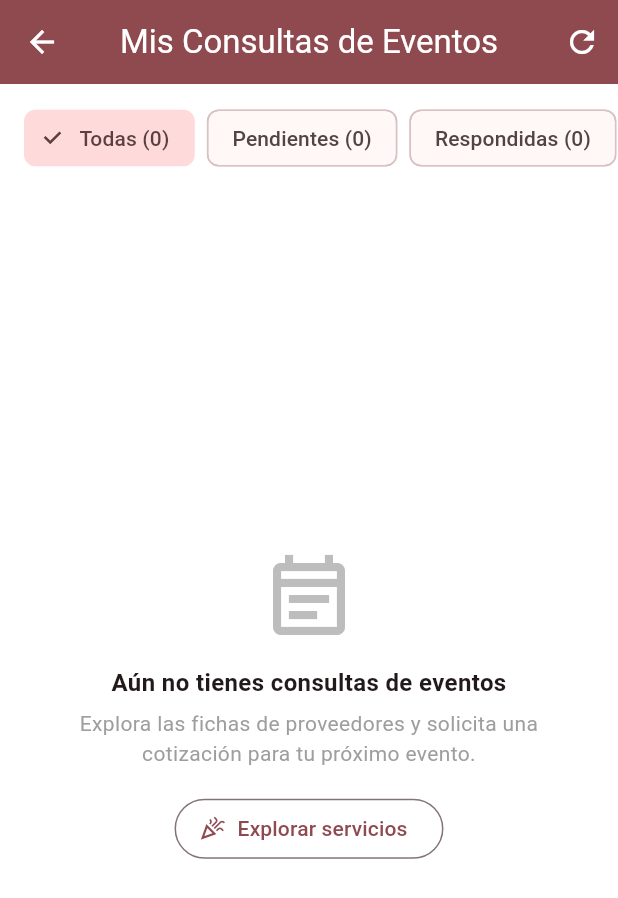
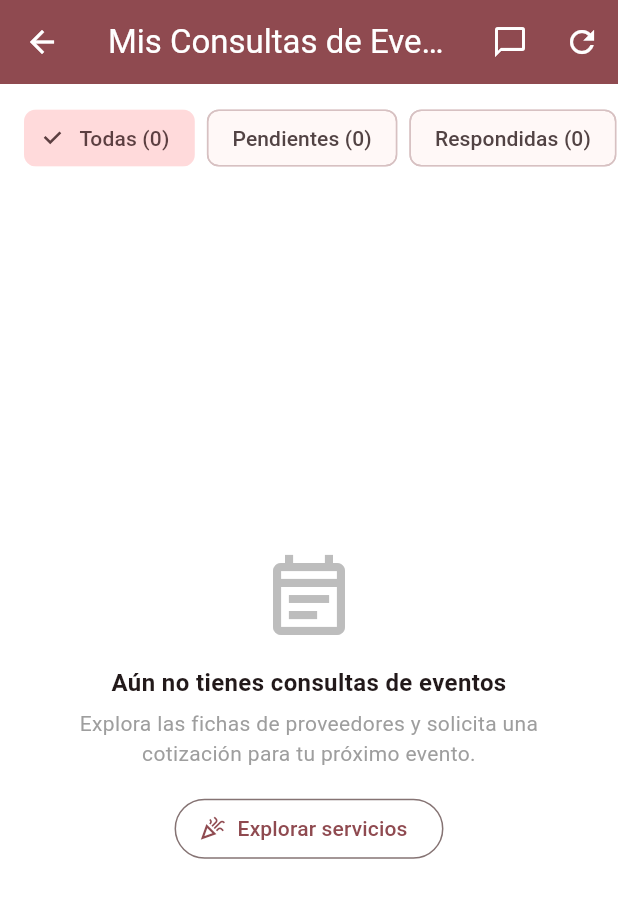
Before and after one commit to NestorAyala123/bebidas-delivery-app, a Flutter app: the MisConsultasPage screen opened by its route, on a phone screen of 412 x 824 dp. Shown: the top 898 px of the screen. Run offline on Flutter 3.47's test engine with Material 3 defaults, Android fonts, the phone set to English and light mode, and no system bars; our stand-ins replace flutter_map, geolocator, latlong2; accounts and stored records are empty.

Commit message:
feat(chat): acceso al chat desde comercio y servicios

```diff
--- a/lib/features/event_services/presentation/pages/mis_consultas_page.dart
+++ b/lib/features/event_services/presentation/pages/mis_consultas_page.dart
@@ -1,6 +1,7 @@
 import 'package:flutter/material.dart';
 
 import '../../../../core/di/service_locator.dart';
+import '../../../chat/presentation/widgets/chat_inbox_button.dart';
 import '../../domain/entities/consulta_servicio.dart';
 import '../../domain/usecases/crear_consulta_servicio_use_case.dart';
 import '../../domain/usecases/obtener_consultas_servicio_use_case.dart';
@@ -132,6 +133,8 @@ class _MisConsultasPageState extends State<MisConsultasPage> {
         backgroundColor: colorScheme.primary,
         foregroundColor: colorScheme.onPrimary,
         actions: [
+          // Acceso al chat desde servicios (módulo chat).
+          const ChatInboxButton(),
           IconButton(
             icon: const Icon(Icons.refresh),
             tooltip: 'Actualizar historial',
--- a/lib/features/orders/presentation/pages/store_orders_page.dart
+++ b/lib/features/orders/presentation/pages/store_orders_page.dart
@@ -1,6 +1,7 @@
 import 'package:flutter/material.dart';
 
 import '../../../../core/di/service_locator.dart';
+import '../../../chat/presentation/widgets/chat_inbox_button.dart';
 import '../../../../core/errors/failures.dart';
 import '../../../../core/result/result.dart';
 import '../../../auth/domain/entities/user_session.dart';
@@ -172,6 +173,8 @@ class _StoreOrdersPageState extends State<StoreOrdersPage> {
       appBar: AppBar(
         title: const Text('Pedidos del comercio'),
         actions: [
+          // Acceso al chat desde el comercio (módulo chat).
+          const ChatInboxButton(),
           IconButton(
             tooltip: 'Actualizar',
             onPressed: _loading ? null : _loadOrders,
```
Also changed, not shown: lib/features/stores/presentation/pages/store_management_page.dart (+6 -1 lines).
